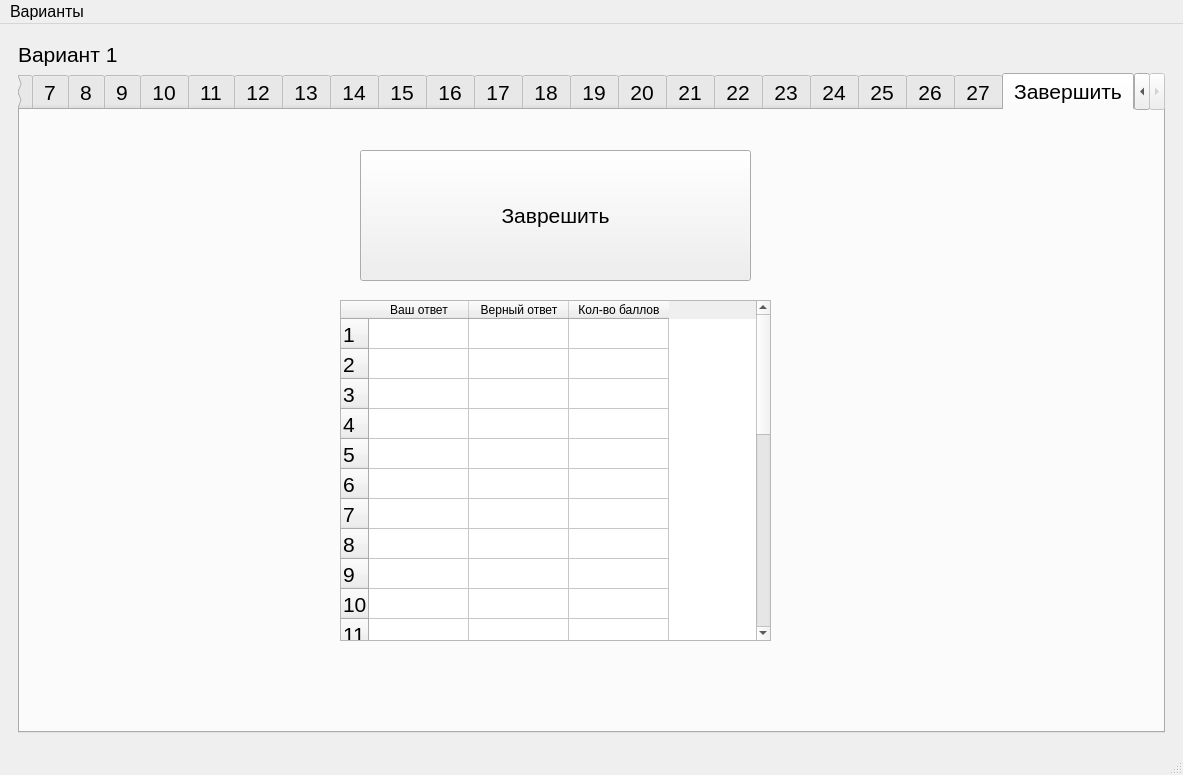
Before: the Qt Designer form PyQtUSE/main_window3.ui in qpotak/USE-trainer, drawn with Qt 5.
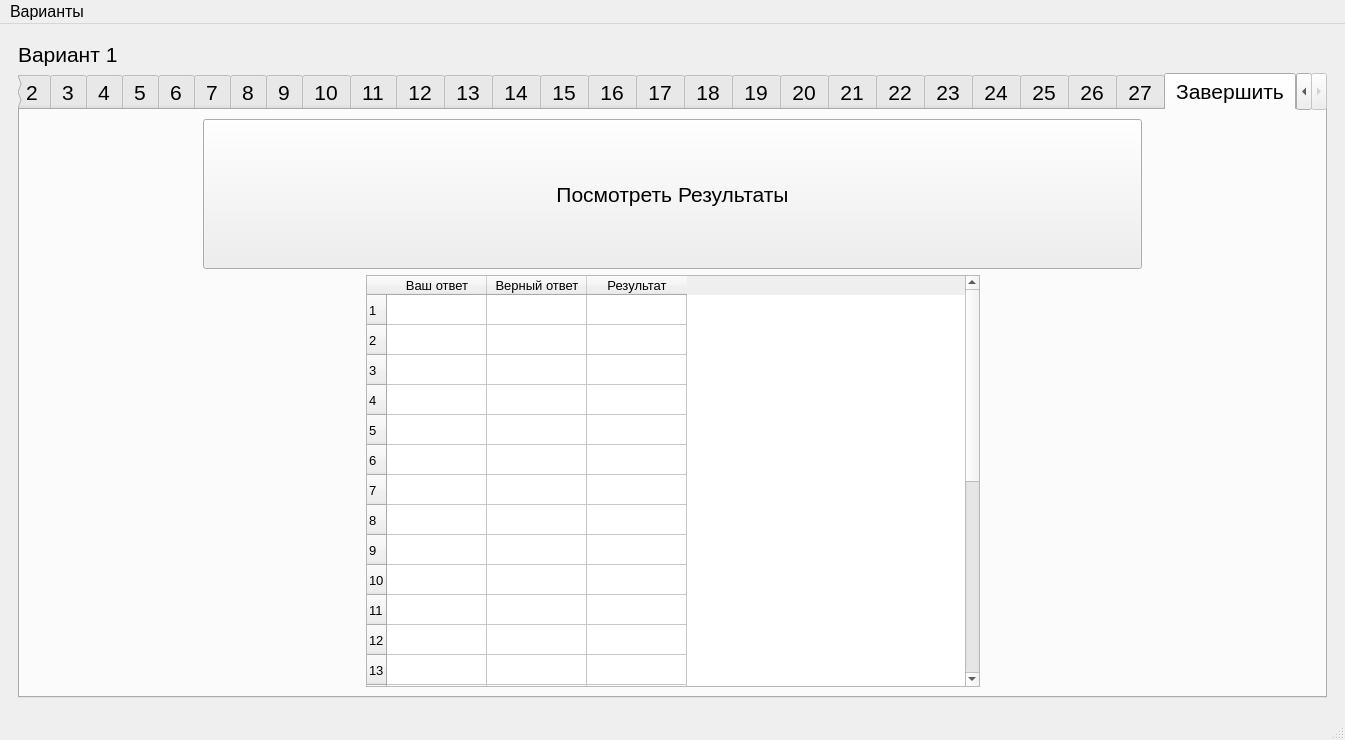
After: the same form once the commit is applied. The open tabs and pages were chosen to show the change.

The edit to the form file:
```diff
--- a/PyQtUSE/main_window3.ui
+++ b/PyQtUSE/main_window3.ui
@@ -6,8 +6,8 @@
    <rect>
     <x>0</x>
     <y>0</y>
-    <width>1183</width>
-    <height>775</height>
+    <width>1345</width>
+    <height>740</height>
    </rect>
   </property>
   <property name="sizePolicy">
@@ -234,6 +234,11 @@
             <verstretch>0</verstretch>
            </sizepolicy>
           </property>
+          <property name="font">
+           <font>
+            <pointsize>16</pointsize>
+           </font>
+          </property>
           <property name="currentIndex">
            <number>14</number>
           </property>
@@ -3602,27 +3607,83 @@
            <attribute name="title">
             <string>Завершить</string>
            </attribute>
-           <widget class="QPushButton" name="end_rus_btn">
-            <property name="geometry">
-             <rect>
-              <x>340</x>
-              <y>40</y>
-              <width>391</width>
-              <height>131</height>
-             </rect>
+           <layout class="QGridLayout" name="gridLayout_29">
+            <item row="0" column="0">
+             <spacer name="horizontalSpacer_28">
+              <property name="orientation">
+               <enum>Qt::Horizontal</enum>
+              </property>
+              <property name="sizeType">
+               <enum>QSizePolicy::Fixed</enum>
+              </property>
+              <property name="sizeHint" stdset="0">
+               <size>
+                <width>168</width>
+                <height>13</height>
+               </size>
+              </property>
+             </spacer>
+            </item>
+            <item row="0" column="1" colspan="3">
+             <widget class="QPushButton" name="check_btn">
+              <property name="sizePolicy">
+               <sizepolicy hsizetype="Preferred" vsizetype="Fixed">
+                <horstretch>0</horstretch>
+                <verstretch>0</verstretch>
+               </sizepolicy>
+              </property>
+              <property name="minimumSize">
+               <size>
+                <width>400</width>
+                <height>150</height>
+               </size>
             </property>
             <property name="text">
-             <string>Заврешить</string>
-            </property>
-           </widget>
-           <widget class="QTableWidget" name="tableWidget">
-            <property name="geometry">
-             <rect>
-              <x>320</x>
-              <y>190</y>
-              <width>431</width>
-              <height>341</height>
-             </rect>
+               <string>Посмотреть Результаты</string>
+              </property>
+             </widget>
+            </item>
+            <item row="0" column="4">
+             <spacer name="horizontalSpacer_29">
+              <property name="orientation">
+               <enum>Qt::Horizontal</enum>
+              </property>
+              <property name="sizeType">
+               <enum>QSizePolicy::Fixed</enum>
+              </property>
+              <property name="sizeHint" stdset="0">
+               <size>
+                <width>168</width>
+                <height>20</height>
+               </size>
+              </property>
+             </spacer>
+            </item>
+            <item row="1" column="0" colspan="2">
+             <spacer name="horizontalSpacer_31">
+              <property name="orientation">
+               <enum>Qt::Horizontal</enum>
+              </property>
+              <property name="sizeHint" stdset="0">
+               <size>
+                <width>331</width>
+                <height>20</height>
+               </size>
+              </property>
+             </spacer>
+            </item>
+            <item row="1" column="2" rowspan="2">
+             <widget class="QTableWidget" name="results_tbl">
+              <property name="minimumSize">
+               <size>
+                <width>430</width>
+                <height>0</height>
+               </size>
+              </property>
+              <property name="font">
+               <font>
+                <pointsize>10</pointsize>
+               </font>
             </property>
             <property name="rowCount">
              <number>26</number>
@@ -3701,7 +3762,7 @@
             </column>
             <column>
              <property name="text">
-              <string>Кол-во баллов</string>
+                <string>Результат</string>
              </property>
             </column>
             <item row="0" column="0">
@@ -3710,6 +3771,47 @@
              </property>
             </item>
            </widget>
+            </item>
+            <item row="1" column="3" colspan="2">
+             <spacer name="horizontalSpacer_30">
+              <property name="orientation">
+               <enum>Qt::Horizontal</enum>
+              </property>
+              <property name="sizeHint" stdset="0">
+               <size>
+                <width>330</width>
+                <height>20</height>
+               </size>
+              </property>
+             </spacer>
+            </item>
+            <item row="2" column="0" colspan="2">
+             <spacer name="horizontalSpacer_26">
+              <property name="orientation">
+               <enum>Qt::Horizontal</enum>
+              </property>
+              <property name="sizeHint" stdset="0">
+               <size>
+                <width>331</width>
+                <height>20</height>
+               </size>
+              </property>
+             </spacer>
+            </item>
+            <item row="2" column="3" colspan="2">
+             <spacer name="horizontalSpacer_27">
+              <property name="orientation">
+               <enum>Qt::Horizontal</enum>
+              </property>
+              <property name="sizeHint" stdset="0">
+               <size>
+                <width>330</width>
+                <height>20</height>
+               </size>
+              </property>
+             </spacer>
+            </item>
+           </layout>
           </widget>
          </widget>
         </item>
@@ -3753,7 +3855,7 @@
     <rect>
      <x>0</x>
      <y>0</y>
-     <width>1183</width>
+     <width>1345</width>
      <height>26</height>
     </rect>
    </property>
```
Left out of the diff: 2925 changed lines with no effect on the pictures. Lines whose indentation alone changed are shown as unchanged.
